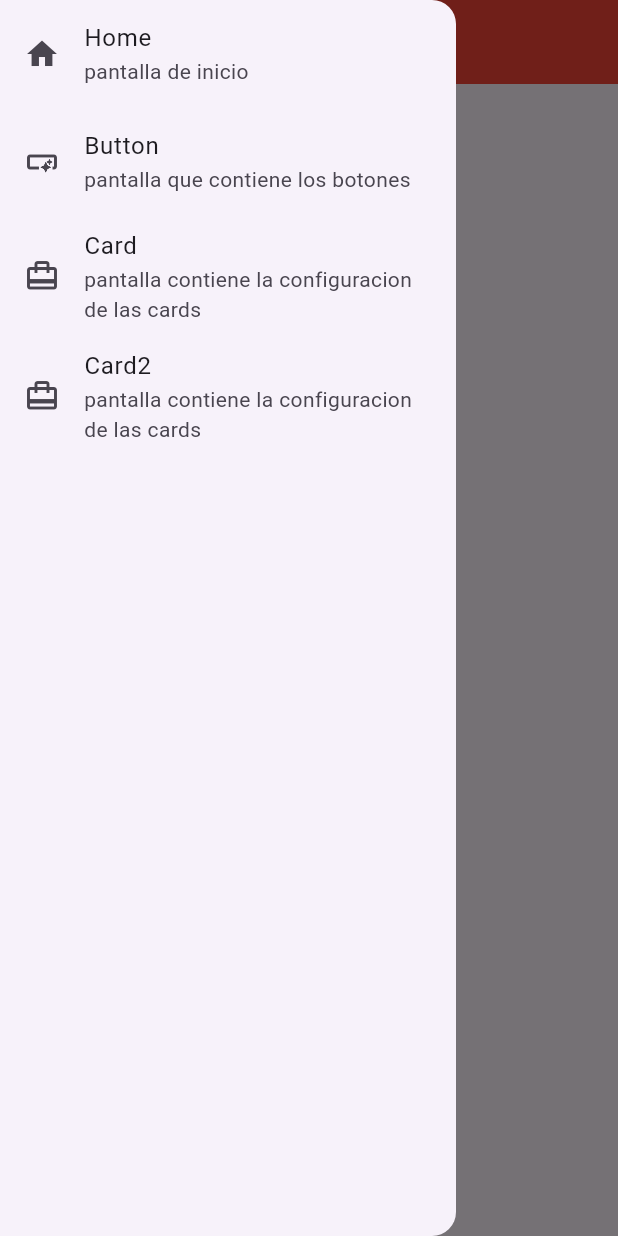
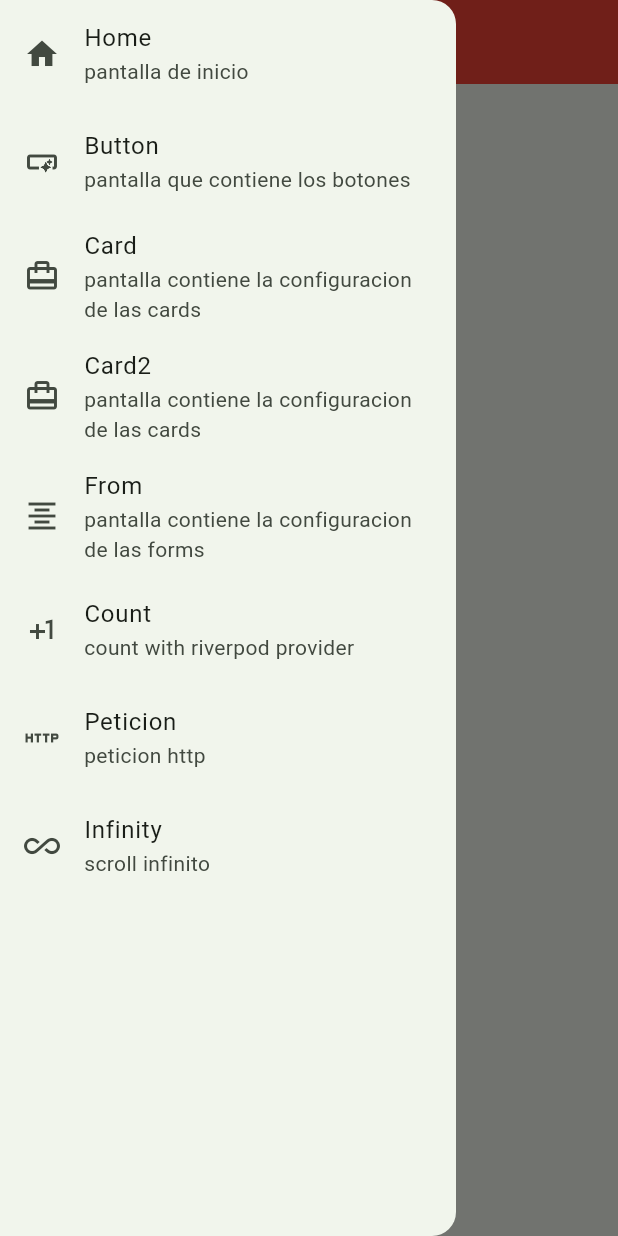
Before and after one commit to JesusEmilio16/uno, a Flutter app: the screen it shows after launch, with the side drawer open, on a phone screen of 412 x 824 dp. Run offline on Flutter 3.47's test engine with Material 3 defaults, Android fonts, the phone set to English and light mode, and no system bars; our stand-ins replace dio, flutter_riverpod.

Commit message:
todo al dia

```diff
--- a/lib/config/router/router.dart
+++ b/lib/config/router/router.dart
@@ -32,6 +32,35 @@ class Routers {
       icon: Icons.card_travel,
       context: (context) => const CardScreen(),
     ),
+
+    AppRouter(
+      patch: "from",
+      title: "From",
+      description: "pantalla contiene la configuracion de las forms",
+      icon: Icons.format_align_center,
+      context: (context) => const FromScreen(),
+    ),
+    AppRouter(
+      patch: "count",
+      title: "Count",
+      description: "count with riverpod provider",
+      icon: Icons.plus_one,
+      context: (context) => const CountScreen(),
+    ),
+    AppRouter(
+      patch: "peticion",
+      title: "Peticion",
+      description: "peticion http",
+      icon: Icons.http,
+      context: (context) => const PeticionScreen(),
+    ),
+    AppRouter(
+      patch: "infinity",
+      title: "Infinity",
+      description: "scroll infinito",
+      icon: Icons.all_inclusive,
+      context: (context) => const InfinityScreen(),
+    ),
   ];
 
   static route() => {for (var page in pages) page.patch: page.context};
--- /dev/null
+++ b/lib/config/theme/app_theme.dart
@@ -0,0 +1,29 @@
+import 'package:flutter/material.dart';
+
+const colorList = <Color>[
+  Colors.red,
+  Colors.blue,
+  Colors.green,
+  Colors.yellow,
+  Colors.purple,
+  Colors.orange,
+  Colors.pink,
+  Colors.teal,
+  Colors.cyan,
+  Colors.amber,
+  Color.fromARGB(255, 200, 100, 20),
+];
+
+class AppTheme {
+  final int selectedColor;
+  final bool dark;
+
+  AppTheme({this.dark = true, this.selectedColor = 0});
+
+  ThemeData getTheme() => ThemeData(
+    useMaterial3: true,
+    colorSchemeSeed: colorList[selectedColor],
+    brightness: dark? Brightness.dark: Brightness.light,
+    appBarTheme: AppBarTheme(centerTitle: true, backgroundColor: Colors.red),
+  );
+}
--- a/lib/main.dart
+++ b/lib/main.dart
@@ -1,22 +1,25 @@
 import 'package:flutter/material.dart';
+import 'package:flutter_riverpod/flutter_riverpod.dart';
 import 'package:uno/config/router/router.dart';
+import 'package:uno/config/theme/app_theme.dart';
+import 'package:uno/presentation/providers/count_provider.dart';
 
-void main(){
-  runApp(const MyApp());
+void main() {
+  runApp(ProviderScope(child: MyApp()));
 }
 
-class MyApp extends StatelessWidget {
+class MyApp extends ConsumerWidget {
   const MyApp({super.key});
 
   // this widget is the root of your application
   @override
-  Widget build(BuildContext context) {
+  Widget build(BuildContext context, WidgetRef ref) {
+    final theme = ref.watch(themeProvider);
     return MaterialApp(
       debugShowCheckedModeBanner: false,
       initialRoute: '/',
       routes: Routers.route(),
-
-
+      theme: AppTheme(dark: theme , selectedColor: 2).getTheme(),
     );
   }
 }
--- /dev/null
+++ b/lib/presentation/providers/count_provider.dart
@@ -0,0 +1,6 @@
+import 'package:flutter_riverpod/flutter_riverpod.dart';
+import 'package:flutter_riverpod/legacy.dart';
+
+final nombreProvider = Provider((ref) => "Jesus Emilio");
+final countProvider = StateProvider<int>((int) => 0);
+final themeProvider = StateProvider<bool>((ref) => false);
--- a/lib/presentation/screens/home/home.dart
+++ b/lib/presentation/screens/home/home.dart
@@ -28,6 +28,7 @@ class HomeScreen extends StatelessWidget {
                 onTap: (){
                   Navigator.pushNamed(context, res.patch);
                 },
+
                 leading: Icon(res.icon),
                 );
 
--- a/lib/presentation/screens/screen.dart
+++ b/lib/presentation/screens/screen.dart
@@ -1,3 +1,32 @@
 export 'package:uno/presentation/screens/card/card.dart';
 export 'package:uno/presentation/screens/home/home.dart';
 export 'package:uno/presentation/screens/button/button.dart';
+export 'package:uno/presentation/screens/from/from_screen.dart';
+export 'package:uno/presentation/screens/count/count.dart';
+export 'package:uno/presentation/screens/peticion/peticion_screen.dart';
+export 'package:uno/presentation/screens/infinity/infinityScreen.dart';
+import 'package:flutter/material.dart';
+import 'package:flutter_riverpod/flutter_riverpod.dart';
+import 'package:uno/config/router/router.dart';
+import 'package:uno/config/theme/app_theme.dart';
+import 'package:uno/presentation/providers/count_provider.dart';
+
+void main() {
+  runApp(ProviderScope(child: MyApp()));
+}
+
+class MyApp extends ConsumerWidget {
+  const MyApp({super.key});
+
+  // this widget is the root of your application
+  @override
+  Widget build(BuildContext context, WidgetRef ref) {
+    final theme = ref.watch(themeProvider);
+    return MaterialApp(
+      debugShowCheckedModeBanner: false,
+      initialRoute: '/',
+      routes: Routers.route(),
+      theme: AppTheme(dark: theme , selectedColor: 2).getTheme(),
+    );
+  }
+}
--- a/pubspec.yaml
+++ b/pubspec.yaml
@@ -34,6 +34,8 @@ dependencies:
   # The following adds the Cupertino Icons font to your application.
   # Use with the CupertinoIcons class for iOS style icons.
   cupertino_icons: ^1.0.8
+  flutter_riverpod: ^3.0.3
+  dio: ^5.9.0
 
 dev_dependencies:
   flutter_test:
@@ -58,7 +60,8 @@ flutter:
   uses-material-design: true
 
   # To add assets to your application, add an assets section, like this:
-  # assets:
+  assets:
+   - assets/images/
   #   - images/a_dot_burr.jpeg
   #   - images/a_dot_ham.jpeg
 
```
Also changed, not shown: lib/helpers/naruto_petition.dart (added, +27 -0 lines), lib/model/naruto_character.dart (added, +23 -0 lines), lib/presentation/screens/button/button.dart (+64 -2 lines), lib/presentation/screens/card/card.dart (+49 -2 lines), lib/presentation/screens/count/count.dart (added, +45 -0 lines), lib/presentation/screens/from/from_screen.dart (added, +41 -0 lines), lib/presentation/screens/from/radio/radio_screen.dart (added, +92 -0 lines), lib/presentation/screens/from/text/text_screen.dart (added, +79 -0 lines), lib/presentation/screens/infinity/infinityScreen.dart (added, +111 -0 lines), lib/presentation/screens/peticion/peticion_screen.dart (added, +76 -0 lines), assets/images/Loading_icon.gif (added), assets/images/UbIq.gif (added), assets/images/error.png (added), pubspec.lock.
